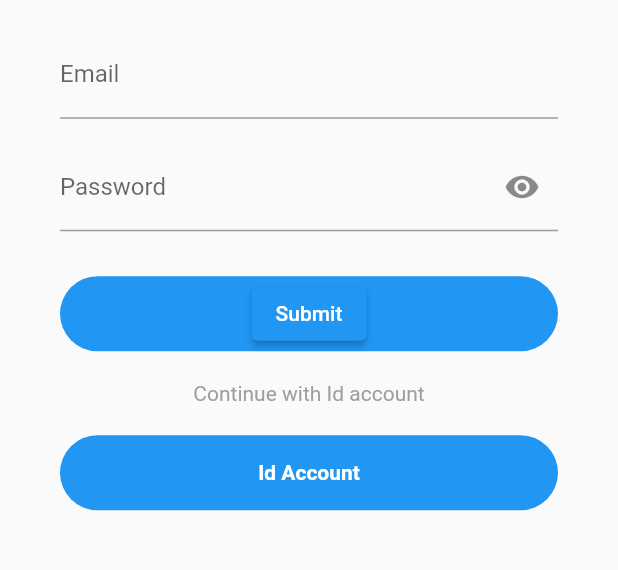
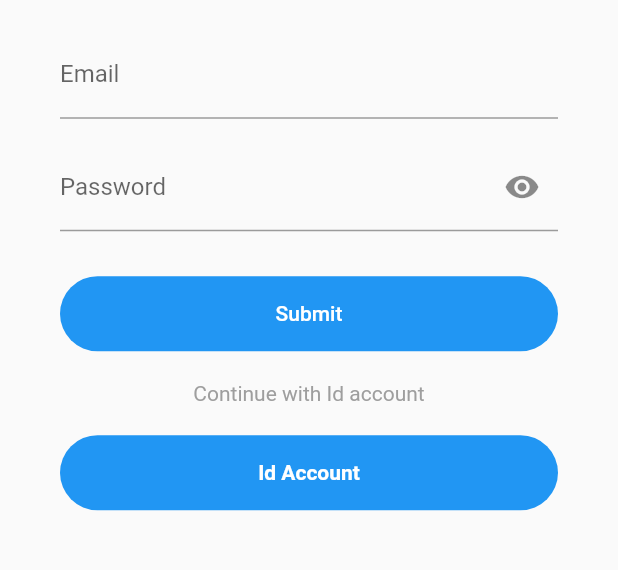
Before and after one commit to QuocVietHa08/flutter-notification-app, a Flutter app: the screen it shows after launch, on a phone screen of 412 x 824 dp, the part 485-1055 px from its top. Run offline on Flutter 3.47's test engine with Material 2 defaults, Android fonts, the phone set to English and light mode, and no system bars; our stand-ins replace calendar_view, get, hexcolor, page_transition, shared_preferences, webview_flutter; missing offline and left inert: flutter_mentions, flutter_quill, time_range_picker, webview_flutter_wkwebview.

```diff
--- a/lib/login_page.dart
+++ b/lib/login_page.dart
@@ -22,7 +22,7 @@ class _LoginPageState extends State<LoginPage> {
     if (email == 'admin@gmail.com' && password == 'abc@123') {
       // Show success message using SnackBar
       ScaffoldMessenger.of(context).showSnackBar(
-        SnackBar(
+        const SnackBar(
           content: Text('Success! Logged in'),
         ),
       );
@@ -125,27 +125,20 @@ class _LoginPageState extends State<LoginPage> {
                           borderRadius: BorderRadius.circular(50),
                           color: Colors.blue),
                       child: Center(
-                        // child: GestureDetector(
-                        //   onTap: () {
-                        //     _submitForm();
-                        //   },
-                        //   child: const Text(
-                        //     "Submit",
-                        //     style: TextStyle(
-                        //         color: Colors.white,
-                        //         fontWeight: FontWeight.bold),
-                        //   ),
-                        // ),
-                        child: ElevatedButton(
+                       child: ElevatedButton(
                           onPressed: () {
                             _submitForm();
                           },
+                          style: ElevatedButton.styleFrom(
+                            padding: const EdgeInsets.symmetric(horizontal: 100, vertical: 15),
+                            side: const BorderSide(color: Colors.transparent, width: 0),
+                            shadowColor: Colors.transparent
+                          ),
                           child: const Text('Submit'),
                         ),
                       ),
                     ),
                   ),
-
               ],
             ),
             const SizedBox(
@@ -167,10 +160,15 @@ class _LoginPageState extends State<LoginPage> {
                         borderRadius: BorderRadius.circular(50),
                         color: Colors.blue),
                     child: Center(
-                      child: GestureDetector(
-                        onTap: () {
+                      child: ElevatedButton(
+                        onPressed: () {
                           _loginInIdPlatform(context);
                         },
+                        style: ElevatedButton.styleFrom(
+                          padding: const EdgeInsets.symmetric(horizontal: 100, vertical: 15),
+                          side: const BorderSide(color: Colors.transparent, width: 0),
+                          shadowColor: Colors.transparent
+                        ),
                         child: const Text(
                           "Id Account",
                           style: TextStyle(
--- a/lib/main.dart
+++ b/lib/main.dart
@@ -12,9 +12,9 @@ class MyApp extends StatelessWidget {
   @override
   Widget build(BuildContext context) {
     return Portal(
-      child:  GetMaterialApp(
-      // debugShowCheckedModeBanner: false,
-      home: SplashView(),
+      child:  MaterialApp(
+      // home: SplashView(),
+      home: LoginPage(),
     ));
   }
 }
--- a/lib/notification_page.dart
+++ b/lib/notification_page.dart
@@ -107,10 +107,10 @@ class _NotificationPageState extends State<NotificationPage> {
                 itemBuilder: (BuildContext context, int index) {
                   final data = notificationRes[index];
                   var date = DateTime.parse(data['date']);
-                  String dateFormat = DateFormat('yyyy-MM-dd').format(date);
+                  String dateFormat = DateFormat.MMMMd().format(date);
                   var time = data['time'];
                   var arrayTags = data['tags'].substring(0, data['tags'].length - 1).split(',');
-
+                  // print(data);
                   return NotificationItem(
                     id: data['id'] ?? 0,
                     title: data['title'] ?? '',
```
Also changed, not shown: lib/common/notification/notification_item.dart (+50 -41 lines), lib/home_page.dart (+39 -18 lines), 1 other file.
